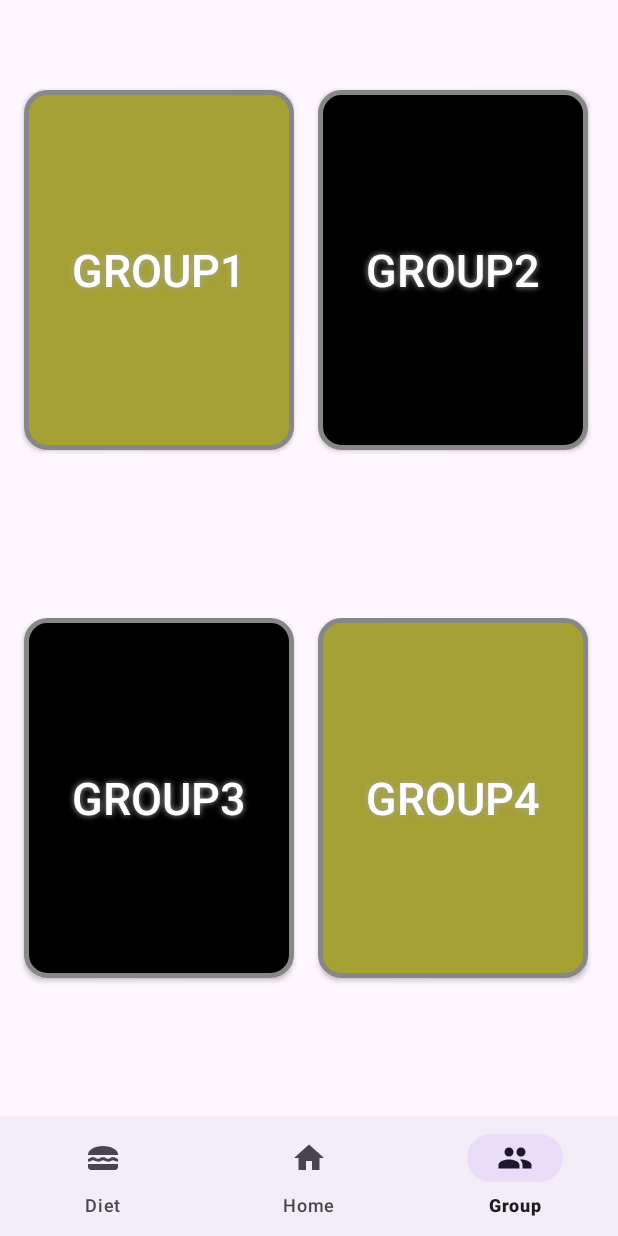
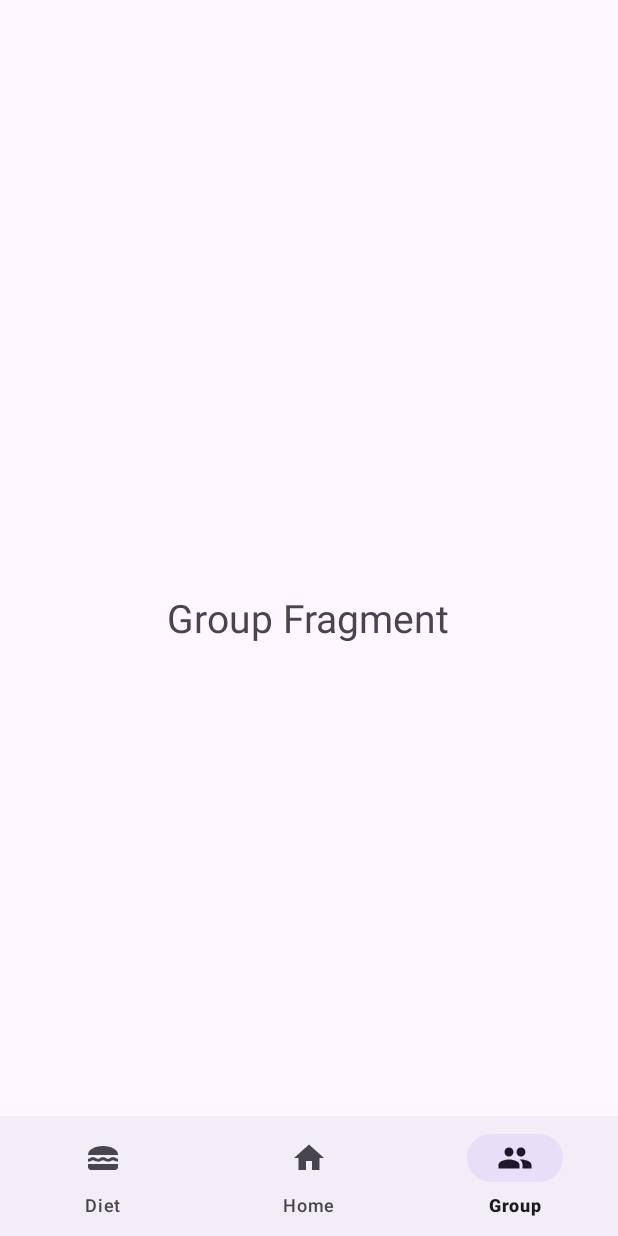
Before and after one commit to GHyueng/healthon, an Android app: the screen it shows after launch (MainActivity), item 3 of the bottom bar chosen, on a phone screen of 412 x 824 dp. Run offline under Robolectric (Android 15) with nearby library versions, the phone set to English and light mode, and no system bars; our stand-ins replace navigation-ui.

Commit message:
Revert "취소 ㄱㄱ 첨부터함"
This reverts commit ad281ec67830b64af5005bcca77664bdb6e16b1d.

```diff
--- a/app/src/main/java/com/example/project2/Group.kt
+++ b/app/src/main/java/com/example/project2/Group.kt
@@ -5,10 +5,11 @@ import androidx.fragment.app.Fragment
 import android.view.LayoutInflater
 import android.view.View
 import android.view.ViewGroup
-import androidx.fragment.app.FragmentManager
-import androidx.navigation.fragment.findNavController
-import com.example.project2.databinding.FragmentFriendsBinding
-import com.example.project2.databinding.FragmentGroupBinding
+
+// TODO: Rename parameter arguments, choose names that match
+// the fragment initialization parameters, e.g. ARG_ITEM_NUMBER
+private const val ARG_PARAM1 = "param1"
+private const val ARG_PARAM2 = "param2"
 
 /**
  * A simple [Fragment] subclass.
@@ -16,22 +17,43 @@ import com.example.project2.databinding.FragmentGroupBinding
  * create an instance of this fragment.
  */
 class Group : Fragment() {
-    var binding: FragmentGroupBinding? = null
+    // TODO: Rename and change types of parameters
+    private var param1: String? = null
+    private var param2: String? = null
+
+    override fun onCreate(savedInstanceState: Bundle?) {
+        super.onCreate(savedInstanceState)
+        arguments?.let {
+            param1 = it.getString(ARG_PARAM1)
+            param2 = it.getString(ARG_PARAM2)
+        }
+    }
 
     override fun onCreateView(
         inflater: LayoutInflater, container: ViewGroup?,
         savedInstanceState: Bundle?
     ): View? {
-        binding= FragmentGroupBinding.inflate(inflater)
-        return binding?.root
-    }
-    //생성 후 작업은 여기서
-    override fun onViewCreated(view: View, savedInstanceState: Bundle?) {
-        super.onViewCreated(view, savedInstanceState)// 기본
-
-        binding?.groupbtn1?.setOnClickListener{
-            findNavController().navigate(R.id.action_group2_to_friends)
-        }
+        // Inflate the layout for this fragment
+        return inflater.inflate(R.layout.fragment_group, container, false)
     }
 
+    companion object {
+        /**
+         * Use this factory method to create a new instance of
+         * this fragment using the provided parameters.
+         *
+         * @param param1 Parameter 1.
+         * @param param2 Parameter 2.
+         * @return A new instance of fragment Group.
+         */
+        // TODO: Rename and change types and number of parameters
+        @JvmStatic
+        fun newInstance(param1: String, param2: String) =
+            Group().apply {
+                arguments = Bundle().apply {
+                    putString(ARG_PARAM1, param1)
+                    putString(ARG_PARAM2, param2)
+                }
+            }
+    }
 }
--- a/app/src/main/res/drawable/grouplist1.xml
+++ /dev/null
@@ -1,28 +0,0 @@
-<?xml version="1.0" encoding="utf-8"?>
-<shape xmlns:android="http://schemas.android.com/apk/res/android" android:shape="rectangle" >
-    <corners
-        android:radius="14dp"
-        />
-    <gradient
-        android:angle="45"
-        android:centerX="35%"
-        android:centerColor="#A5A135"
-        android:startColor="#A5A135"
-        android:endColor="#A5A135"
-        android:type="linear"
-        />
-    <padding
-        android:left="0dp"
-        android:top="0dp"
-        android:right="0dp"
-        android:bottom="0dp"
-        />
-    <size
-        android:width="152dp"
-        android:height="190dp"
-        />
-    <stroke
-        android:width="3dp"
-        android:color="#878787"
-        />
-</shape>
--- a/app/src/main/res/drawable/grouplist2.xml
+++ /dev/null
@@ -1,28 +0,0 @@
-<?xml version="1.0" encoding="utf-8"?>
-<shape xmlns:android="http://schemas.android.com/apk/res/android" android:shape="rectangle" >
-    <corners
-        android:radius="14dp"
-        />
-    <gradient
-        android:angle="45"
-        android:centerX="35%"
-        android:centerColor="#000000"
-        android:startColor="#000000"
-        android:endColor="#000000"
-        android:type="linear"
-        />
-    <padding
-        android:left="0dp"
-        android:top="0dp"
-        android:right="0dp"
-        android:bottom="0dp"
-        />
-    <size
-        android:width="152dp"
-        android:height="190dp"
-        />
-    <stroke
-        android:width="3dp"
-        android:color="#878787"
-        />
-</shape>
--- a/app/src/main/res/layout/activity_main.xml
+++ b/app/src/main/res/layout/activity_main.xml
@@ -26,18 +26,5 @@
         app:layout_constraintEnd_toEndOf="parent"
         app:layout_constraintStart_toStartOf="parent"
         app:menu="@menu/bottom_nav"
-         >
-
-        <androidx.fragment.app.FragmentContainerView
-            android:id="@+id/fragmentContainerView"
-            android:name="androidx.navigation.fragment.NavHostFragment"
-            android:layout_width="match_parent"
-            android:layout_height="match_parent" />
-
-        <androidx.fragment.app.FragmentContainerView
-            android:id="@+id/fragmentContainerView2"
-            android:name="androidx.navigation.fragment.NavHostFragment"
-            android:layout_width="match_parent"
-            android:layout_height="match_parent" />
-    </com.google.android.material.bottomnavigation.BottomNavigationView>
+         />
 </androidx.constraintlayout.widget.ConstraintLayout>
--- a/app/src/main/res/layout/fragment_group.xml
+++ b/app/src/main/res/layout/fragment_group.xml
@@ -1,109 +1,16 @@
 <?xml version="1.0" encoding="utf-8"?>
-<androidx.constraintlayout.widget.ConstraintLayout xmlns:android="http://schemas.android.com/apk/res/android"
-    xmlns:app="http://schemas.android.com/apk/res-auto"
+<FrameLayout xmlns:android="http://schemas.android.com/apk/res/android"
     xmlns:tools="http://schemas.android.com/tools"
     android:layout_width="match_parent"
     android:layout_height="match_parent"
-    android:orientation="vertical"
-    tools:context=".MainActivity">
+    tools:context=".Group">
 
-    <android.widget.Button
-        android:id="@+id/groupbnt4"
+    <!-- TODO: Update blank fragment layout -->
+    <TextView
+        android:layout_width="wrap_content"
+        android:layout_height="wrap_content"
+        android:text="Group Fragment"
+        android:textSize="26dp"
+        android:layout_gravity="center"/>
 
-        android:layout_width="180dp"
-        android:layout_height="240dp"
-
-        android:layout_marginEnd="20dp"
-        android:layout_marginBottom="172dp"
-        android:background="@drawable/grouplist1"
-        android:shadowColor="#A8A8A8"
-        android:shadowDx="0"
-        android:shadowDy="0"
-        android:shadowRadius="5"
-        android:text="group4"
-        android:textColor="#FFFFFF"
-        android:textSize="30sp"
-        app:layout_constraintBottom_toBottomOf="parent"
-        app:layout_constraintEnd_toEndOf="parent" />
-
-    <android.widget.Button
-        android:id="@+id/groupbtn3"
-
-        android:layout_width="180dp"
-        android:layout_height="240dp"
-
-        android:layout_marginStart="16dp"
-        android:layout_marginBottom="172dp"
-        android:background="@drawable/grouplist2"
-        android:shadowColor="#A8A8A8"
-        android:shadowDx="0"
-        android:shadowDy="0"
-        android:shadowRadius="5"
-        android:text="group3"
-        android:textColor="#FFFFFF"
-        android:textSize="30sp"
-        app:layout_constraintBottom_toBottomOf="parent"
-        app:layout_constraintStart_toStartOf="parent" />
-
-    <android.widget.Button
-        android:id="@+id/groupbtn2"
-
-        android:layout_width="180dp"
-        android:layout_height="240dp"
-
-        android:layout_marginTop="60dp"
-        android:layout_marginEnd="20dp"
-        android:background="@drawable/grouplist2"
-        android:shadowColor="#A8A8A8"
-        android:shadowDx="0"
-        android:shadowDy="0"
-        android:shadowRadius="5"
-        android:text="group2"
-        android:textColor="#FFFFFF"
-        android:textSize="30sp"
-        app:layout_constraintEnd_toEndOf="parent"
-        app:layout_constraintTop_toTopOf="parent" />
-
-    <android.widget.Button
-        android:id="@+id/groupbtn1"
-
-        android:layout_width="180dp"
-        android:layout_height="240dp"
-
-        android:layout_marginStart="16dp"
-        android:layout_marginTop="60dp"
-        android:background="@drawable/grouplist1"
-        android:shadowColor="#A8A8A8"
-        android:shadowDx="0"
-        android:shadowDy="0"
-        android:shadowRadius="5"
-        android:text="group1"
-        android:textColor="#FFFFFF"
-        android:textSize="30sp"
-        app:layout_constraintStart_toStartOf="parent"
-        app:layout_constraintTop_toTopOf="parent" />
-
-    <FrameLayout
-        android:id="@+id/frame_layout"
-        android:layout_width="0dp"
-        android:layout_height="0dp"
-        app:layout_constraintBottom_toBottomOf="@+id/bottomNavigationView"
-        app:layout_constraintEnd_toEndOf="parent"
-        app:layout_constraintStart_toStartOf="parent"
-        app:layout_constraintTop_toTopOf="parent">
-
-
-    </FrameLayout>
-
-    <com.google.android.material.bottomnavigation.BottomNavigationView
-        android:id="@+id/bottomNavigationView"
-        android:layout_width="0dp"
-        android:layout_height="wrap_content"
-        app:layout_constraintBottom_toBottomOf="parent"
-        app:layout_constraintEnd_toEndOf="parent"
-        app:layout_constraintStart_toStartOf="parent"
-        app:menu="@menu/bottom_nav"
-        >
-
-    </com.google.android.material.bottomnavigation.BottomNavigationView>
-</androidx.constraintlayout.widget.ConstraintLayout>
+</FrameLayout>
```
Also changed, not shown: app/src/main/java/com/example/project2/Friends.kt (deleted, +0 -79 lines), app/src/main/java/com/example/project2/People.kt (deleted, +0 -10 lines), app/src/main/java/com/example/project2/PeoplesAdapter.kt (deleted, +0 -34 lines), app/src/main/res/layout/fragment_friends.xml (deleted, +0 -20 lines), app/src/main/res/layout/list_friends.xml (deleted, +0 -32 lines), app/src/main/res/navigation/nav_main.xml (deleted, +0 -26 lines), app/src/main/res/drawable/men.png (deleted), app/src/main/res/drawable/woman.png (deleted).
